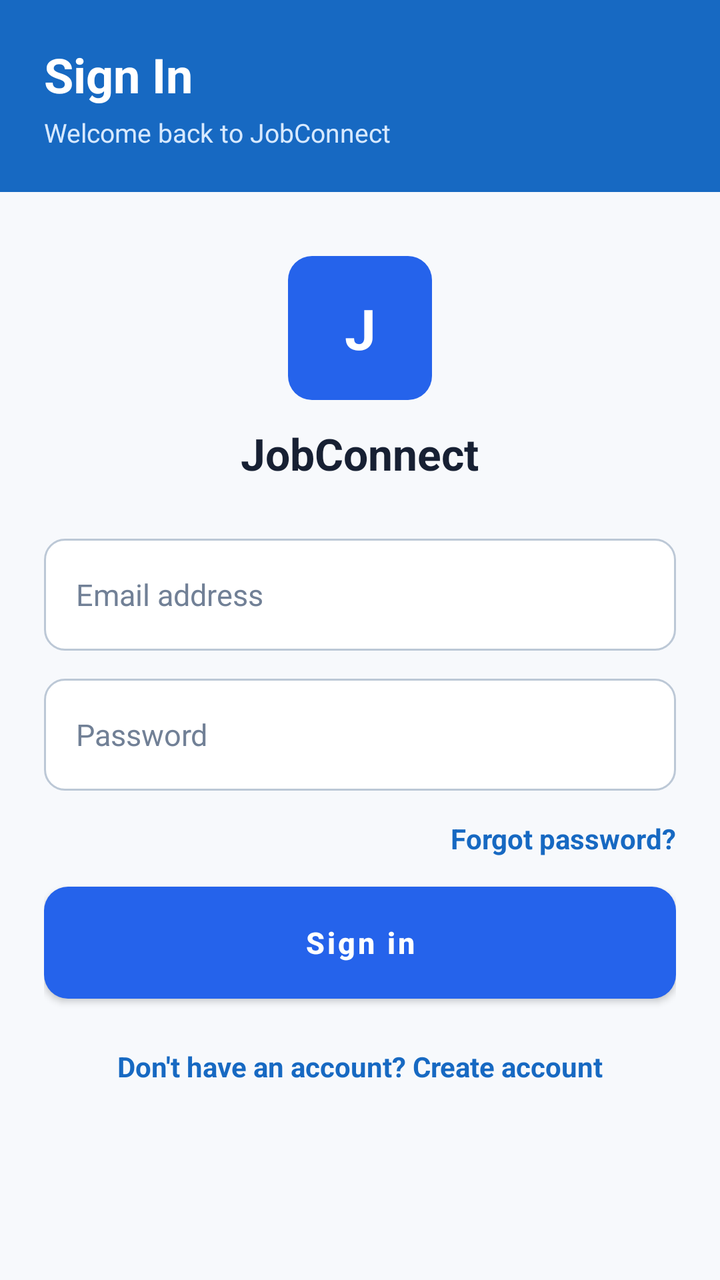
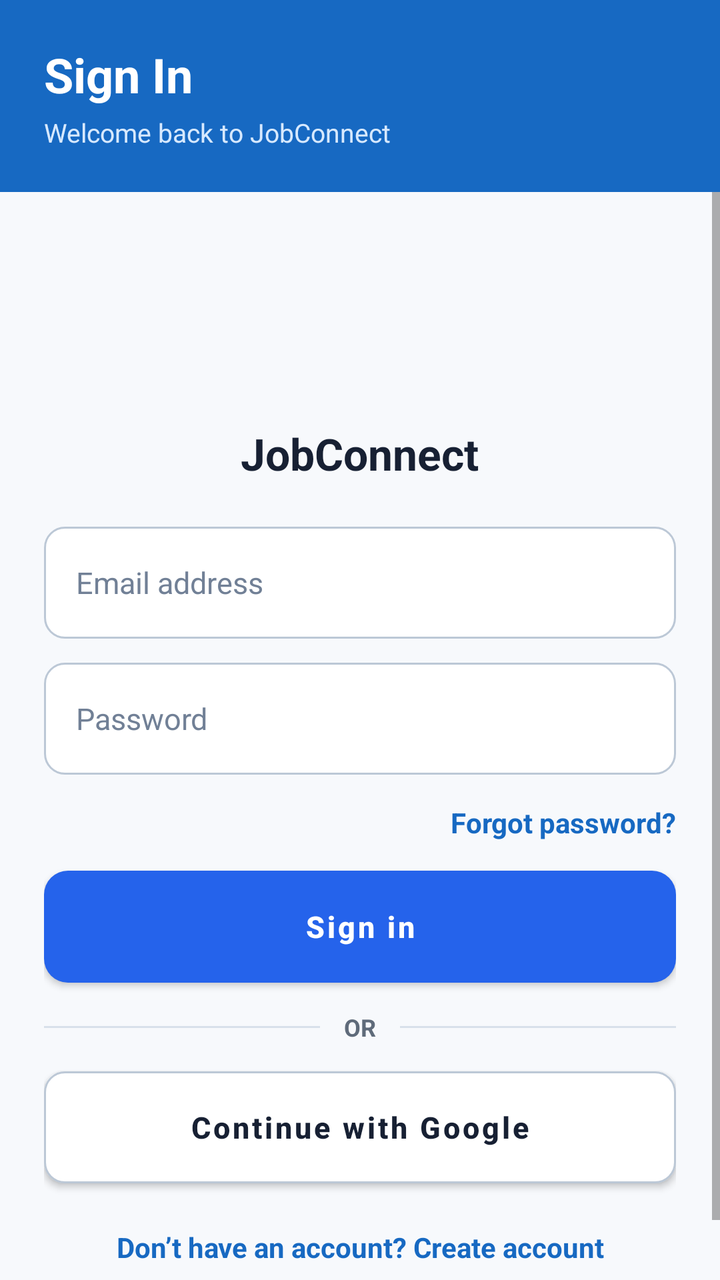

Screens rendered from an Android XML layout before and after an edit, with the pre-edit source and the edit as a unified diff.
<!-- AndroidManifest.xml: application theme Theme.Job_Connect -->
<!-- res/layout/activity_login.xml -->
<?xml version="1.0" encoding="utf-8"?>
<androidx.constraintlayout.widget.ConstraintLayout
    xmlns:android="http://schemas.android.com/apk/res/android"
    xmlns:app="http://schemas.android.com/apk/res-auto"
    android:id="@+id/main"
    android:layout_width="match_parent"
    android:layout_height="match_parent"
    android:background="#F7F9FC">

    <LinearLayout
        android:id="@+id/loginHeader"
        android:layout_width="0dp"
        android:layout_height="96dp"
        android:background="#1769C2"
        android:gravity="center_vertical"
        android:orientation="vertical"
        android:paddingStart="22dp"
        android:paddingEnd="22dp"
        app:layout_constraintEnd_toEndOf="parent"
        app:layout_constraintStart_toStartOf="parent"
        app:layout_constraintTop_toTopOf="parent">

        <TextView
            android:layout_width="wrap_content"
            android:layout_height="wrap_content"
            android:text="Sign In"
            android:textColor="#FFFFFF"
            android:textSize="24sp"
            android:textStyle="bold" />

        <TextView
            android:layout_width="wrap_content"
            android:layout_height="wrap_content"
            android:layout_marginTop="4dp"
            android:text="Welcome back to JobConnect"
            android:textColor="#D7E9FF"
            android:textSize="13sp" />

    </LinearLayout>

    <ScrollView
        android:layout_width="0dp"
        android:layout_height="0dp"
        android:fillViewport="true"
        app:layout_constraintBottom_toBottomOf="parent"
        app:layout_constraintEnd_toEndOf="parent"
        app:layout_constraintStart_toStartOf="parent"
        app:layout_constraintTop_toBottomOf="@id/loginHeader">

        <LinearLayout
            android:layout_width="match_parent"
            android:layout_height="wrap_content"
            android:orientation="vertical"
            android:paddingStart="22dp"
            android:paddingTop="32dp"
            android:paddingEnd="22dp"
            android:paddingBottom="24dp">

            <TextView
                android:layout_width="72dp"
                android:layout_height="72dp"
                android:layout_gravity="center_horizontal"
                android:background="@drawable/button_primary"
                android:gravity="center"
                android:text="J"
                android:textColor="#FFFFFF"
                android:textSize="28sp"
                android:textStyle="bold" />

            <TextView
                android:layout_width="wrap_content"
                android:layout_height="wrap_content"
                android:layout_gravity="center_horizontal"
                android:layout_marginTop="12dp"
                android:text="JobConnect"
                android:textColor="#172033"
                android:textSize="22sp"
                android:textStyle="bold" />

            <EditText
                android:id="@+id/etLoginEmail"
                android:layout_width="match_parent"
                android:layout_height="56dp"
                android:layout_marginTop="28dp"
                android:autofillHints="emailAddress"
                android:background="@drawable/input_background"
                android:hint="Email address"
                android:inputType="textEmailAddress"
                android:maxLines="1"
                android:textColor="#172033"
                android:textColorHint="#718096"
                android:textSize="15sp" />

            <EditText
                android:id="@+id/etLoginPassword"
                android:layout_width="match_parent"
                android:layout_height="56dp"
                android:layout_marginTop="14dp"
                android:autofillHints="password"
                android:background="@drawable/input_background"
                android:hint="Password"
                android:inputType="textPassword"
                android:maxLines="1"
                android:textColor="#172033"
                android:textColorHint="#718096"
                android:textSize="15sp" />

            <TextView
                android:id="@+id/tvForgotPassword"
                android:layout_width="wrap_content"
                android:layout_height="48dp"
                android:layout_gravity="end"
                android:gravity="center_vertical"
                android:text="Forgot password?"
                android:textColor="#1769C2"
                android:textSize="14sp"
                android:textStyle="bold" />

            <Button
                android:id="@+id/btnLogin"
                android:layout_width="match_parent"
                android:layout_height="56dp"
                android:background="@drawable/button_primary"
                android:text="Sign in"
                android:textAllCaps="false"
                android:textColor="#FFFFFF"
                android:textSize="15sp"
                android:textStyle="bold"
                app:backgroundTint="@null" />

            <TextView
                android:id="@+id/tvGoToRegister"
                android:layout_width="match_parent"
                android:layout_height="48dp"
                android:layout_marginTop="10dp"
                android:gravity="center"
                android:text="Don't have an account? Create account"
                android:textColor="#1769C2"
                android:textSize="14sp"
                android:textStyle="bold" />

        </LinearLayout>

    </ScrollView>

</androidx.constraintlayout.widget.ConstraintLayout>
<!-- resources referenced by this layout -->
<resources>
  <!-- drawable button_primary (drawable) -->
  <?xml version="1.0" encoding="utf-8"?>
  <shape xmlns:android="http://schemas.android.com/apk/res/android"
      android:shape="rectangle">
  
      <solid android:color="#2563EB" />
  
      <corners android:radius="12dp" />
  
  </shape>
  <!-- drawable input_background (drawable) -->
  <?xml version="1.0" encoding="utf-8"?>
  <selector xmlns:android="http://schemas.android.com/apk/res/android">
  
      <item android:state_focused="true">
          <shape android:shape="rectangle">
              <solid android:color="#FFFFFF" />
  
              <stroke
                  android:width="2dp"
                  android:color="#1769C2" />
  
              <corners android:radius="10dp" />
  
              <padding
                  android:left="16dp"
                  android:top="12dp"
                  android:right="16dp"
                  android:bottom="12dp" />
          </shape>
      </item>
  
      <item>
          <shape android:shape="rectangle">
              <solid android:color="#FFFFFF" />
  
              <stroke
                  android:width="1dp"
                  android:color="#BCC8D6" />
  
              <corners android:radius="10dp" />
  
              <padding
                  android:left="16dp"
                  android:top="12dp"
                  android:right="16dp"
                  android:bottom="12dp" />
          </shape>
      </item>
  
  </selector>
  <style name="Theme.Job_Connect" parent="Theme.MaterialComponents.DayNight.DarkActionBar">
          
          <item name="colorPrimary">@color/purple_500</item>
          <item name="colorPrimaryVariant">@color/purple_700</item>
          <item name="colorOnPrimary">@color/white</item>
          
          <item name="colorSecondary">@color/teal_200</item>
          <item name="colorSecondaryVariant">@color/teal_700</item>
          <item name="colorOnSecondary">@color/black</item>
          
          <item name="android:statusBarColor">?attr/colorPrimaryVariant</item>
          
      </style>
  <color name="purple_500">#FF6200EE</color>
  <color name="purple_700">#FF3700B3</color>
  <color name="white">#FFFFFFFF</color>
  <color name="teal_200">#FF03DAC5</color>
  <color name="teal_700">#FF018786</color>
  <color name="black">#FF000000</color>
</resources>

<!-- the commit's change to res/layout/activity_login.xml (unified diff, before → after) -->
@@ -5,13 +5,13 @@
     android:id="@+id/main"
     android:layout_width="match_parent"
     android:layout_height="match_parent"
-    android:background="#F7F9FC">
+    android:background="@color/app_background">
 
     <LinearLayout
         android:id="@+id/loginHeader"
         android:layout_width="0dp"
         android:layout_height="96dp"
-        android:background="#1769C2"
+        android:background="@color/header_color"
         android:gravity="center_vertical"
         android:orientation="vertical"
         android:paddingStart="22dp"
@@ -23,8 +23,8 @@
         <TextView
             android:layout_width="wrap_content"
             android:layout_height="wrap_content"
-            android:text="Sign In"
-            android:textColor="#FFFFFF"
+            android:text="@string/login_title"
+            android:textColor="@color/white"
             android:textSize="24sp"
             android:textStyle="bold" />
 
@@ -32,8 +32,8 @@
             android:layout_width="wrap_content"
             android:layout_height="wrap_content"
             android:layout_marginTop="4dp"
-            android:text="Welcome back to JobConnect"
-            android:textColor="#D7E9FF"
+            android:text="@string/login_subtitle"
+            android:textColor="@color/header_secondary_text"
             android:textSize="13sp" />
 
     </LinearLayout>
@@ -41,6 +41,7 @@
     <ScrollView
         android:layout_width="0dp"
         android:layout_height="0dp"
+        android:background="@color/app_background"
         android:fillViewport="true"
         app:layout_constraintBottom_toBottomOf="parent"
         app:layout_constraintEnd_toEndOf="parent"
@@ -52,28 +53,24 @@
             android:layout_height="wrap_content"
             android:orientation="vertical"
             android:paddingStart="22dp"
-            android:paddingTop="32dp"
+            android:paddingTop="24dp"
             android:paddingEnd="22dp"
             android:paddingBottom="24dp">
 
-            <TextView
-                android:layout_width="72dp"
-                android:layout_height="72dp"
+            <ImageView
+                android:layout_width="82dp"
+                android:layout_height="82dp"
                 android:layout_gravity="center_horizontal"
-                android:background="@drawable/button_primary"
-                android:gravity="center"
-                android:text="J"
-                android:textColor="#FFFFFF"
-                android:textSize="28sp"
-                android:textStyle="bold" />
+                android:contentDescription="@string/jobconnect_logo"
+                android:src="@mipmap/ic_launcher" />
 
             <TextView
                 android:layout_width="wrap_content"
                 android:layout_height="wrap_content"
                 android:layout_gravity="center_horizontal"
-                android:layout_marginTop="12dp"
-                android:text="JobConnect"
-                android:textColor="#172033"
+                android:layout_marginTop="10dp"
+                android:text="@string/jobconnect_name"
+                android:textColor="@color/primary_text"
                 android:textSize="22sp"
                 android:textStyle="bold" />
 
@@ -81,28 +78,32 @@
                 android:id="@+id/etLoginEmail"
                 android:layout_width="match_parent"
                 android:layout_height="56dp"
-                android:layout_marginTop="28dp"
+                android:layout_marginTop="22dp"
                 android:autofillHints="emailAddress"
                 android:background="@drawable/input_background"
-                android:hint="Email address"
+                android:hint="@string/email_address"
                 android:inputType="textEmailAddress"
                 android:maxLines="1"
-                android:textColor="#172033"
-                android:textColorHint="#718096"
+                android:paddingStart="16dp"
+                android:paddingEnd="16dp"
+                android:textColor="@color/primary_text"
+                android:textColorHint="@color/hint_text"
                 android:textSize="15sp" />
 
             <EditText
                 android:id="@+id/etLoginPassword"
                 android:layout_width="match_parent"
                 android:layout_height="56dp"
-                android:layout_marginTop="14dp"
+                android:layout_marginTop="12dp"
                 android:autofillHints="password"
                 android:background="@drawable/input_background"
-                android:hint="Password"
+                android:hint="@string/password"
                 android:inputType="textPassword"
                 android:maxLines="1"
-                android:textColor="#172033"
-                android:textColorHint="#718096"
+                android:paddingStart="16dp"
+                android:paddingEnd="16dp"
+                android:textColor="@color/primary_text"
+                android:textColorHint="@color/hint_text"
                 android:textSize="15sp" />
 
             <TextView
@@ -111,8 +112,8 @@
                 android:layout_height="48dp"
                 android:layout_gravity="end"
                 android:gravity="center_vertical"
-                android:text="Forgot password?"
-                android:textColor="#1769C2"
+                android:text="@string/forgot_password"
+                android:textColor="@color/header_color"
                 android:textSize="14sp"
                 android:textStyle="bold" />
 
@@ -121,9 +122,53 @@
                 android:layout_width="match_parent"
                 android:layout_height="56dp"
                 android:background="@drawable/button_primary"
-                android:text="Sign in"
+                android:text="@string/sign_in"
                 android:textAllCaps="false"
-                android:textColor="#FFFFFF"
+                android:textColor="@color/white"
+                android:textSize="15sp"
+                android:textStyle="bold"
+                app:backgroundTint="@null" />
+
+            <LinearLayout
+                android:layout_width="match_parent"
+                android:layout_height="wrap_content"
+                android:layout_marginTop="14dp"
+                android:gravity="center_vertical"
+                android:orientation="horizontal">
+
+                <View
+                    android:layout_width="0dp"
+                    android:layout_height="1dp"
+                    android:layout_weight="1"
+                    android:background="@color/border_color" />
+
+                <TextView
+                    android:layout_width="wrap_content"
+                    android:layout_height="wrap_content"
+                    android:paddingStart="12dp"
+                    android:paddingEnd="12dp"
+                    android:text="@string/or"
+                    android:textColor="@color/secondary_text"
+                    android:textSize="12sp"
+                    android:textStyle="bold" />
+
+                <View
+                    android:layout_width="0dp"
+                    android:layout_height="1dp"
+                    android:layout_weight="1"
+                    android:background="@color/border_color" />
+
+            </LinearLayout>
+
+            <Button
+                android:id="@+id/btnGoogleSignIn"
+                android:layout_width="match_parent"
+                android:layout_height="56dp"
+                android:layout_marginTop="14dp"
+                android:background="@drawable/input_background"
+                android:text="@string/continue_with_google"
+                android:textAllCaps="false"
+                android:textColor="@color/primary_text"
                 android:textSize="15sp"
                 android:textStyle="bold"
                 app:backgroundTint="@null" />
@@ -132,10 +177,10 @@
                 android:id="@+id/tvGoToRegister"
                 android:layout_width="match_parent"
                 android:layout_height="48dp"
-                android:layout_marginTop="10dp"
+                android:layout_marginTop="8dp"
                 android:gravity="center"
-                android:text="Don't have an account? Create account"
-                android:textColor="#1769C2"
+                android:text="@string/create_account_prompt"
+                android:textColor="@color/header_color"
                 android:textSize="14sp"
                 android:textStyle="bold" />
 
<!-- resource entries referenced after the edit -->
@@ -1,5 +1,12 @@
 <!-- resources referenced by this layout -->
 <resources>
+  <color name="app_background">#F7F9FC</color>
+  <color name="border_color">#D8E0EA</color>
+  <color name="header_color">#1769C2</color>
+  <color name="header_secondary_text">#D7E9FF</color>
+  <color name="hint_text">#718096</color>
+  <color name="primary_text">#172033</color>
+  <color name="secondary_text">#5F6B7A</color>
   <!-- drawable button_primary (drawable) -->
   <?xml version="1.0" encoding="utf-8"?>
   <shape xmlns:android="http://schemas.android.com/apk/res/android"
@@ -16,11 +23,12 @@
   
       <item android:state_focused="true">
           <shape android:shape="rectangle">
-              <solid android:color="#FFFFFF" />
+  
+              <solid android:color="@color/surface_color" />
   
               <stroke
                   android:width="2dp"
-                  android:color="#1769C2" />
+                  android:color="@color/header_color" />
   
               <corners android:radius="10dp" />
   
@@ -29,16 +37,18 @@
                   android:top="12dp"
                   android:right="16dp"
                   android:bottom="12dp" />
+  
           </shape>
       </item>
   
       <item>
           <shape android:shape="rectangle">
-              <solid android:color="#FFFFFF" />
+  
+              <solid android:color="@color/surface_color" />
   
               <stroke
                   android:width="1dp"
-                  android:color="#BCC8D6" />
+                  android:color="@color/input_border_color" />
   
               <corners android:radius="10dp" />
   
@@ -47,28 +57,52 @@
                   android:top="12dp"
                   android:right="16dp"
                   android:bottom="12dp" />
+  
           </shape>
       </item>
   
   </selector>
-  <style name="Theme.Job_Connect" parent="Theme.MaterialComponents.DayNight.DarkActionBar">
-          
-          <item name="colorPrimary">@color/purple_500</item>
-          <item name="colorPrimaryVariant">@color/purple_700</item>
+  <!-- mipmap ic_launcher (mipmap-anydpi-v26) -->
+  <?xml version="1.0" encoding="utf-8"?>
+  <adaptive-icon xmlns:android="http://schemas.android.com/apk/res/android">
+      <background android:drawable="@color/ic_launcher_background"/>
+      <foreground android:drawable="@mipmap/ic_launcher_foreground"/>
+  </adaptive-icon>
+  <string name="continue_with_google">Continue with Google</string>
+  <string name="create_account_prompt">Don’t have an account? Create account</string>
+  <string name="email_address">Email address</string>
+  <string name="forgot_password">Forgot password?</string>
+  <string name="jobconnect_logo">JobConnect logo</string>
+  <string name="jobconnect_name">JobConnect</string>
+  <string name="login_subtitle">Welcome back to JobConnect</string>
+  <string name="login_title">Sign In</string>
+  <string name="or">OR</string>
+  <string name="password">Password</string>
+  <string name="sign_in">Sign in</string>
+  <style name="Theme.Job_Connect" parent="Theme.MaterialComponents.Light.NoActionBar">
+  
+          <item name="colorPrimary">@color/header_color</item>
+          <item name="colorPrimaryVariant">@color/header_color</item>
           <item name="colorOnPrimary">@color/white</item>
-          
-          <item name="colorSecondary">@color/teal_200</item>
+  
+          <item name="colorSecondary">@color/teal_700</item>
           <item name="colorSecondaryVariant">@color/teal_700</item>
-          <item name="colorOnSecondary">@color/black</item>
-          
-          <item name="android:statusBarColor">?attr/colorPrimaryVariant</item>
-          
+          <item name="colorOnSecondary">@color/white</item>
+  
+          <item name="android:windowBackground">@color/app_background</item>
+          <item name="android:navigationBarColor">@color/surface_color</item>
+          <item name="android:statusBarColor">@color/header_color</item>
+          <item name="android:colorAccent">@color/header_color</item>
+  
+          <item name="android:windowLightStatusBar">false</item>
+          <item name="android:windowLightNavigationBar">true</item>
+          <item name="android:forceDarkAllowed">false</item>
+  
       </style>
-  <color name="purple_500">#FF6200EE</color>
-  <color name="purple_700">#FF3700B3</color>
+  <color name="surface_color">#FFFFFF</color>
+  <color name="input_border_color">#BCC8D6</color>
+  <color name="ic_launcher_background">#1769C2</color>
   <color name="white">#FFFFFFFF</color>
-  <color name="teal_200">#FF03DAC5</color>
   <color name="teal_700">#FF018786</color>
-  <color name="black">#FF000000</color>
 </resources>
 
